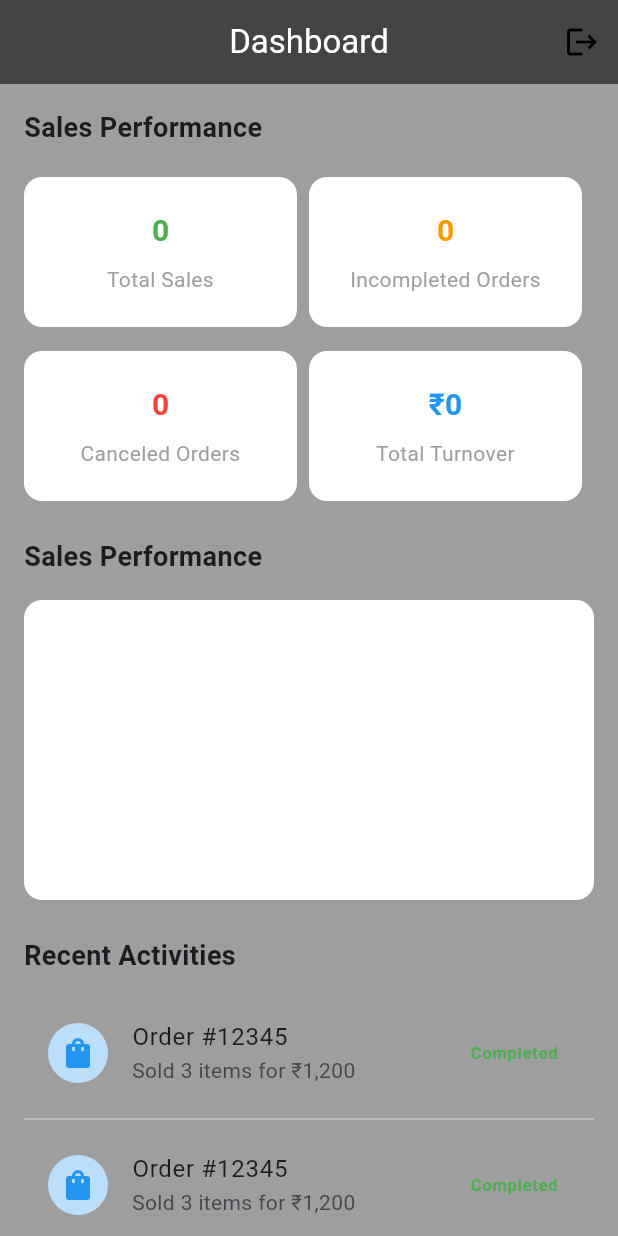
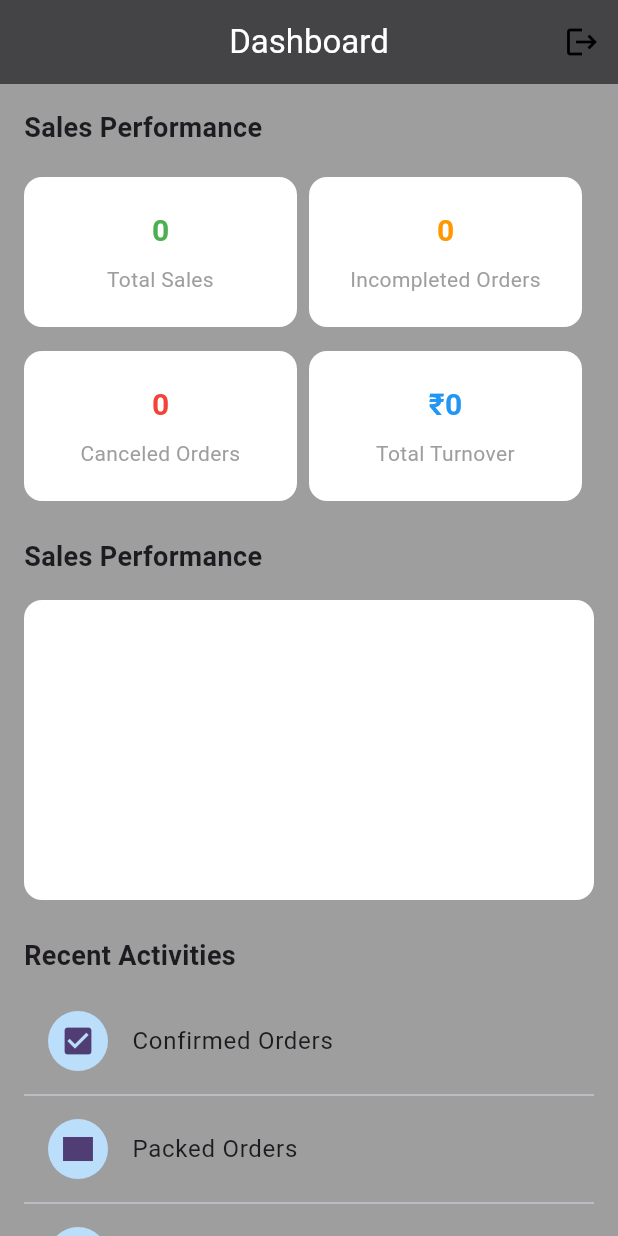
Before and after one commit to vineeshjohnson/stylecraftadmin, a Flutter app: the DashboardScreen screen opened directly, on a phone screen of 412 x 824 dp. Run offline on Flutter 3.47's test engine with Material 3 defaults, Android fonts, the phone set to English and light mode, and no system bars; drawn by our look-alikes of fl_chart; our stand-ins replace bloc, cloud_firestore, curved_navigation_bar, equatable, firebase_core, firebase_storage and 5 more; accounts and stored records are empty.

Commit message:
12/18/2024

```diff
--- a/lib/core/model/product_model.dart
+++ b/lib/core/model/product_model.dart
@@ -17,9 +17,10 @@ class ProductModel {
   bool offeritem;
   bool cod;
   List<String> imagepath;
+  int? discountpercent;
 
-  ProductModel({
-    this.productId, // Include this in constructor
+  ProductModel(
+      {this.productId, // Include this in constructor
       required this.description,
       required this.price,
       required this.category,
@@ -35,7 +36,7 @@ class ProductModel {
       required this.offeritem,
       required this.cod,
       required this.imagepath,
-  });
+      this.discountpercent});
 
   // Factory constructor to create a ProductModel from a Firestore document
   factory ProductModel.fromDocument(DocumentSnapshot doc) {
@@ -58,7 +59,10 @@ class ProductModel {
         offeritem: data['offeritem'] ?? false,
         cod: data['cod'] ?? false,
         imagepath: List<String>.from(
-          data['imagepath'] ?? []), // Ensure imagepath is a list of strings
+          data['imagepath'] ?? [],
+        ),
+        discountpercent:
+            data['discountpercent'] // Ensure imagepath is a list of strings
         );
   }
 
--- a/lib/features/bottom_nav/presentation/pages/bottom_navigation_bar.dart
+++ b/lib/features/bottom_nav/presentation/pages/bottom_navigation_bar.dart
@@ -27,7 +27,7 @@ class BottomNavigationBars extends StatelessWidget {
           } else if (state is BottomnavcontroleCartState) {
             widget = const AllOrderScreen();
           } else if (state is BottomnavcontroleProfileState) {
-            widget = DashboardScreen();
+            widget = const DashboardScreen();
           }
           return SafeArea(
             child: Scaffold(
--- a/lib/features/categories/presentation/pages/category_page/category_page.dart
+++ b/lib/features/categories/presentation/pages/category_page/category_page.dart
@@ -21,7 +21,7 @@ class CategoryPage extends StatelessWidget {
             automaticallyImplyLeading: false,
             backgroundColor: Colors.grey.shade800,
             centerTitle: true,
-            title: Text(
+            title: const Text(
               'Product Categories',
               style: TextStyle(color: Colors.white),
             ),
--- a/lib/features/categories/presentation/pages/category_page/widgets/category_list_view.dart
+++ b/lib/features/categories/presentation/pages/category_page/widgets/category_list_view.dart
@@ -1,5 +1,4 @@
 import 'package:finalprojectadmin/core/model/category_model.dart';
-import 'package:finalprojectadmin/core/usecases/common_widgets/title_text.dart';
 import 'package:finalprojectadmin/features/categories/presentation/pages/category_page/widgets/category_tile_widget.dart';
 import 'package:flutter/material.dart';
 
--- a/lib/features/dashboard/presentation/screens/admin_dashboard_screen.dart
+++ b/lib/features/dashboard/presentation/screens/admin_dashboard_screen.dart
@@ -1,16 +1,49 @@
+// ignore_for_file: public_member_api_docs, sort_constructors_first
+import 'package:finalprojectadmin/core/model/order_model.dart';
+import 'package:finalprojectadmin/core/model/product_model.dart';
+import 'package:fl_chart/fl_chart.dart';
+import 'package:flutter/material.dart';
+import 'package:flutter_bloc/flutter_bloc.dart';
+import 'package:shared_preferences/shared_preferences.dart';
+
 import 'package:finalprojectadmin/core/usecases/common_widgets/sized_boxes.dart';
 import 'package:finalprojectadmin/features/auth/presentation/pages/login_screen/login_screen.dart';
 import 'package:finalprojectadmin/features/dashboard/presentation/bloc/dashboard_bloc.dart';
-import 'package:flutter/material.dart';
 import 'package:fl_chart/fl_chart.dart';
-import 'package:flutter_bloc/flutter_bloc.dart';
-import 'package:shared_preferences/shared_preferences.dart';
 
 class DashboardScreen extends StatelessWidget {
   const DashboardScreen({super.key});
 
   @override
   Widget build(BuildContext context) {
+    List<OrderModel> orders = [];
+    List<ProductModel> products = [];
+
+    List<String> fields = [
+      'confirmed',
+      'packed',
+      'shipped',
+      'outofdelivery',
+      'completed',
+      'cancelled',
+      'none'
+    ];
+    List<String> categories = [
+      'Confirmed Orders',
+      'Packed Orders',
+      'Shipped Orders',
+      'Out For Delivery',
+      'Completed Orders',
+      'Cancelled Orders'
+    ];
+    List<Icon> icons = [
+      const Icon(Icons.check_box),
+      const Icon(Icons.rectangle),
+      const Icon(Icons.local_shipping),
+      const Icon(Icons.bike_scooter),
+      const Icon(Icons.person),
+      const Icon(Icons.cancel)
+    ];
     bool isloading = false;
     int completed = 0;
     int incompleted = 0;
@@ -29,6 +62,8 @@ class DashboardScreen extends StatelessWidget {
             cancelled = state.cancelledorders;
             total = state.totalturnover;
             isloading = false;
+            orders = state.orders;
+            products = state.products;
           }
         },
         builder: (context, state) {
@@ -53,8 +88,7 @@ class DashboardScreen extends StatelessWidget {
                           actions: [
                             TextButton(
                               onPressed: () {
-                                Navigator.of(context)
-                                    .pop();
+                                Navigator.of(context).pop();
                               },
                               child: const Text(
                                 'Cancel',
@@ -78,7 +112,7 @@ class DashboardScreen extends StatelessWidget {
                         ),
                       );
                     },
-                    icon: Icon(Icons.logout))
+                    icon: const Icon(Icons.logout))
               ],
               automaticallyImplyLeading: false,
               title: const Text(
@@ -91,7 +125,7 @@ class DashboardScreen extends StatelessWidget {
               iconTheme: const IconThemeData(color: Colors.black),
             ),
             body: isloading
-                ? Center(child: CircularProgressIndicator())
+                ? const Center(child: CircularProgressIndicator())
                 : SingleChildScrollView(
                     padding: const EdgeInsets.all(16.0),
                     child: Column(
@@ -205,24 +239,12 @@ class DashboardScreen extends StatelessWidget {
                         ListView.separated(
                           shrinkWrap: true,
                           physics: const NeverScrollableScrollPhysics(),
-                          itemCount: 5,
+                          itemCount: categories.length,
                           separatorBuilder: (_, __) => const Divider(),
                           itemBuilder: (context, index) {
-                            return ListTile(
-                              leading: CircleAvatar(
-                                backgroundColor: Colors.blue.shade100,
-                                child: const Icon(Icons.shopping_bag,
-                                    color: Colors.blue),
-                              ),
-                              title: const Text("Order #12345"),
-                              subtitle: const Text("Sold 3 items for ₹1,200"),
-                              trailing: Text(
-                                "Completed",
-                                style: TextStyle(
-                                  color: Colors.green,
-                                  fontWeight: FontWeight.bold,
-                                ),
-                              ),
+                            return SampleWidget(
+                              icon: icons[index],
+                              text: categories[index],
                             );
                           },
                         ),
@@ -278,7 +300,47 @@ class DashboardScreen extends StatelessWidget {
   }
 }
 
+class SampleWidget extends StatelessWidget {
+  const SampleWidget({
+    super.key,
+    required this.icon,
+    required this.text,
+  });
+  final Icon icon;
+  final String text;
+
+  @override
+  Widget build(BuildContext context) {
+    return ListTile(
+      leading: CircleAvatar(
+        backgroundColor: Colors.blue.shade100,
+        child: icon,
+      ),
+      title: Text(text),
+    );
+  }
+}
+
 Future<void> removeUserId() async {
   final SharedPreferences prefs = await SharedPreferences.getInstance();
   await prefs.remove('user_id');
 }
+
+List<BarChartGroupData> _getBarChartGroups() {
+  // Example data: replace with dynamic data
+  final monthlyCounts = [50, 75, 100, 125, 80, 95, 60, 85, 110, 120, 90, 70];
+  return List.generate(
+    monthlyCounts.length,
+    (index) => BarChartGroupData(
+      x: index,
+      barRods: [
+        BarChartRodData(
+          toY: monthlyCounts[index].toDouble(),
+          color: Colors.blue,
+          width: 16,
+          borderRadius: BorderRadius.circular(4),
+        ),
+      ],
+    ),
+  );
+}
--- a/lib/features/offer_zone/presentation/screens/offer_screen.dart
+++ b/lib/features/offer_zone/presentation/screens/offer_screen.dart
@@ -35,7 +35,7 @@ class OfferScreen extends StatelessWidget {
           if (state is OfferBannerFetchedState) {
             return Scaffold(
               appBar: AppBar(
-                title: Text(
+                title: const Text(
                   'Offer Banners',
                   style: TextStyle(color: Colors.white),
                 ),
@@ -76,7 +76,7 @@ class OfferScreen extends StatelessWidget {
             return Scaffold(
               backgroundColor: Colors.grey,
               appBar: AppBar(
-                title: Text(
+                title: const Text(
                   'Offer Banners',
                   style: TextStyle(color: Colors.white),
                 ),
@@ -84,7 +84,7 @@ class OfferScreen extends StatelessWidget {
                 automaticallyImplyLeading: false,
                 backgroundColor: Colors.grey.shade800,
               ),
-              body: Center(
+              body: const Center(
                 child: Center(
                   child: CircularProgressIndicator(),
                 ),
--- a/lib/features/products/data/product_helper.dart
+++ b/lib/features/products/data/product_helper.dart
@@ -56,6 +56,7 @@ class ProductHelper {
       'offeritem': product.offeritem,
       'cod': product.cod,
       'imagepath': imageUrls,
+      'discountpercent': product.discountpercent
     });
   }
 }
--- a/lib/features/products/presentation/pages/product_detail_screen/product_detail_screen.dart
+++ b/lib/features/products/presentation/pages/product_detail_screen/product_detail_screen.dart
@@ -106,9 +106,9 @@ class ProductDetailScreen extends StatelessWidget {
                             style: const TextStyle(fontSize: 16),
                           ),
                           const SizedBox(height: 8),
-                          Text(
+                          const Text(
                             'Description:',
-                            style: const TextStyle(
+                            style: TextStyle(
                               fontSize: 18,
                               fontWeight: FontWeight.bold,
                             ),
--- a/lib/features/user_orders/presentation/screens/all_order_screen.dart
+++ b/lib/features/user_orders/presentation/screens/all_order_screen.dart
@@ -27,7 +27,6 @@ class AllOrderScreen extends StatelessWidget {
               ),
             )
                 .then((_) {
-              // Re-fetch orders after navigating back
               context.read<OrdersectionBloc>().add(FetchAllOrderEvent());
             });
           }
```
Also changed, not shown: lib/features/products/presentation/pages/add_product_screen/add_product_screen.dart (+10 -1 lines), lib/features/products/presentation/pages/add_product_screen/demo.dart (added, +12 -0 lines), lib/features/products/presentation/widgets/discount_widget.dart (added, +50 -0 lines), lib/features/user_orders/presentation/screens/order_details_screen.dart (+17 -17 lines). Lines whose indentation alone changed are shown as unchanged.
